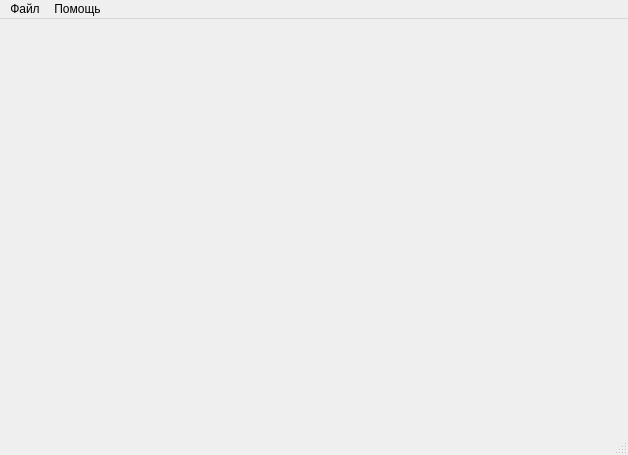
Above: rdo/app/rdo_studio/branches/dev_qt/res/ui/main_window.ui from aurusov/rdo_studio before the change. Below: the same form after it.
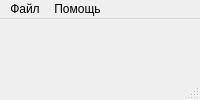
That is the form after the change. Icons and pictures are not drawn.

Diff of the .ui file:
```diff
--- a/rdo/app/rdo_studio/branches/dev_qt/res/ui/main_window.ui
+++ b/rdo/app/rdo_studio/branches/dev_qt/res/ui/main_window.ui
@@ -2,14 +2,6 @@
 <ui version="4.0">
  <class>MainWindow</class>
  <widget class="QMainWindow" name="MainWindow">
-  <property name="geometry">
-   <rect>
-    <x>0</x>
-    <y>0</y>
-    <width>628</width>
-    <height>455</height>
-   </rect>
-  </property>
   <property name="windowTitle">
    <string>RAO Studio</string>
   </property>
@@ -24,7 +16,7 @@
     <rect>
      <x>0</x>
      <y>0</y>
-     <width>628</width>
+     <width>264</width>
      <height>21</height>
     </rect>
    </property>
```
